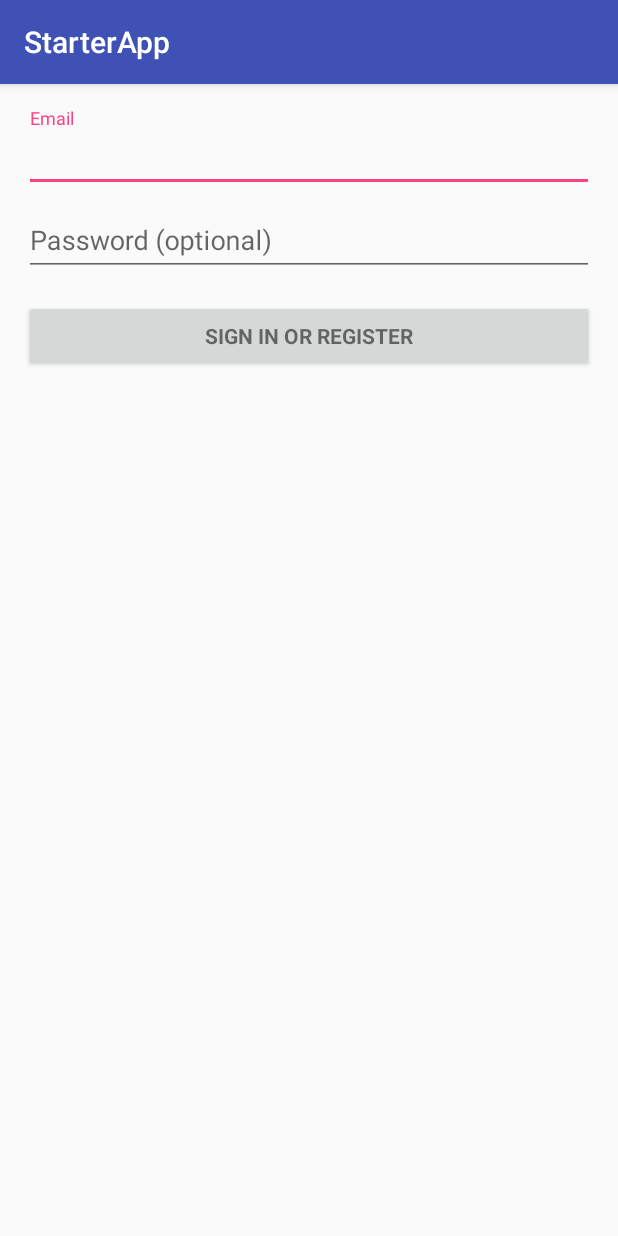
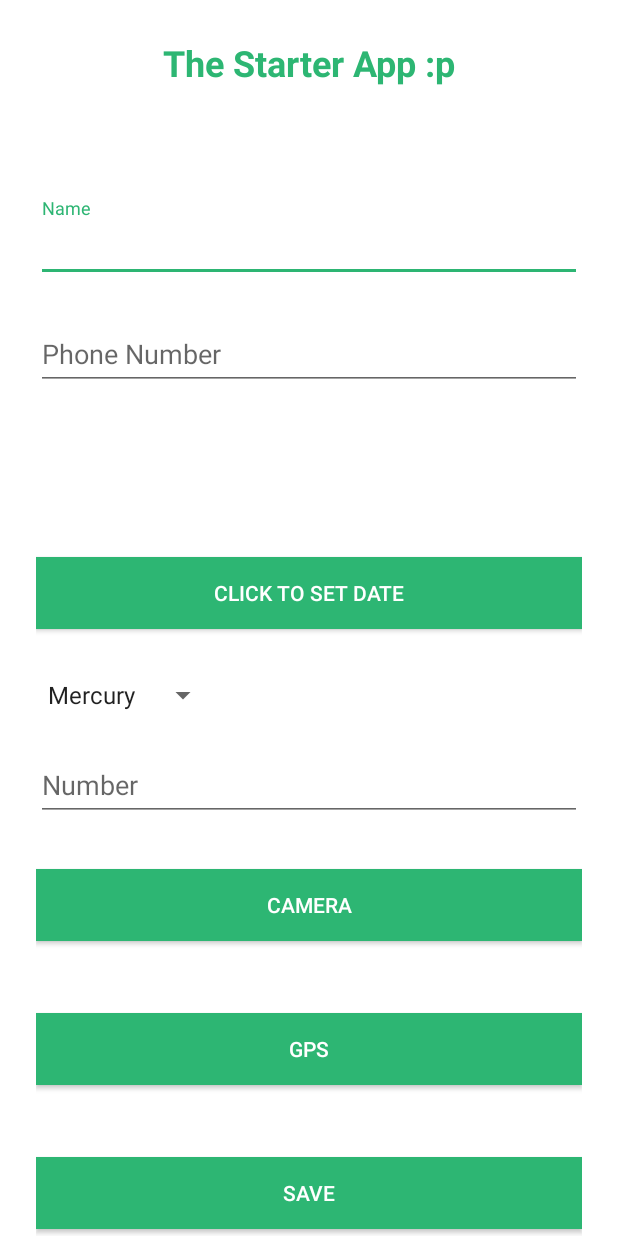
Before and after one commit to renga99/starterapp, an Android app: the screen it shows after launch (LaunchActivity before the commit, MainActivity after it), on a phone screen of 412 x 824 dp. Run offline under Robolectric (Android 15) with nearby library versions, the phone set to English and light mode, and no system bars; libraries missing offline, so code that uses them is left out: com.wdullaer.materialdatetimepicker; 1 statement that could not run was skipped.

Commit message:
date picker changes

```diff
--- a/app/build.gradle
+++ b/app/build.gradle
@@ -27,5 +27,6 @@ dependencies {
     compile 'com.google.android.gms:play-services:8.1.0'
     compile 'com.android.support:design:23.1.1'
     compile 'com.google.code.gson:gson:1.7.2'
+    compile 'com.wdullaer:materialdatetimepicker:2.1.1'
 
 }
--- /dev/null
+++ b/app/src/main/java/com/raina/android/starterapp/ui/MainActivity.java
@@ -0,0 +1,77 @@
+package com.raina.android.starterapp.ui;
+
+import android.content.Intent;
+import android.support.v7.app.AppCompatActivity;
+import android.os.Bundle;
+import android.view.View;
+import android.widget.AdapterView;
+import android.widget.ArrayAdapter;
+import android.widget.Button;
+import android.widget.EditText;
+import android.widget.Spinner;
+import android.widget.TextView;
+
+import com.raina.android.starterapp.R;
+import com.wdullaer.materialdatetimepicker.date.DatePickerDialog;
+
+import java.util.Calendar;
+
+public class MainActivity extends AppCompatActivity implements AdapterView.OnItemSelectedListener, DatePickerDialog.OnDateSetListener {
+
+    TextView dateText;
+    DatePickerDialog dpd;
+    Button button;
+
+    @Override
+    protected void onCreate(Bundle savedInstanceState) {
+        super.onCreate(savedInstanceState);
+        setContentView(R.layout.activity_main);
+
+
+        Spinner spinner = (Spinner) findViewById(R.id.spinner);
+        ArrayAdapter<CharSequence> adapter = ArrayAdapter.createFromResource(this,
+                R.array.planets_array, android.R.layout.simple_spinner_item);
+        adapter.setDropDownViewResource(android.R.layout.simple_spinner_dropdown_item);
+        spinner.setAdapter(adapter);
+        spinner.setOnItemSelectedListener(this);
+
+        Calendar now = Calendar.getInstance();
+        dpd = DatePickerDialog.newInstance(
+                MainActivity.this,
+                now.get(Calendar.YEAR),
+                now.get(Calendar.MONTH),
+                now.get(Calendar.DAY_OF_MONTH)
+        );
+
+         dateText = (TextView) findViewById(R.id.input_date);
+        button = (Button) findViewById(R.id.btn_date);
+        button.setOnClickListener(new View.OnClickListener() {
+
+            @Override
+            public void onClick(View v) {
+
+                dpd.show(getFragmentManager(), "Datepickerdialog");
+            }
+        });
+
+
+    }
+
+
+    public void onItemSelected(AdapterView<?> parent, View view,
+                               int pos, long id) {
+        // An item was selected. You can retrieve the selected item using
+        // parent.getItemAtPosition(pos)
+    }
+
+    public void onNothingSelected(AdapterView<?> parent) {
+        // Another interface callback
+    }
+
+
+    @Override
+    public void onDateSet(DatePickerDialog view, int year, int monthOfYear, int dayOfMonth) {
+        String date = "Date: "+dayOfMonth+"/"+(monthOfYear+1)+"/"+year;
+        dateText.setText(date);
+    }
+}
--- a/app/src/main/res/layout/activity_launch.xml
+++ /dev/null
@@ -1,49 +0,0 @@
-<LinearLayout xmlns:android="http://schemas.android.com/apk/res/android"
-    xmlns:tools="http://schemas.android.com/tools" android:layout_width="match_parent"
-    android:layout_height="match_parent" android:gravity="center_horizontal"
-    android:orientation="vertical" android:paddingBottom="@dimen/activity_vertical_margin"
-    android:paddingLeft="@dimen/activity_horizontal_margin"
-    android:paddingRight="@dimen/activity_horizontal_margin"
-    android:paddingTop="@dimen/activity_vertical_margin" tools:context=".LaunchActivity">
-
-    <!-- Login progress -->
-    <ProgressBar android:id="@+id/login_progress" style="?android:attr/progressBarStyleLarge"
-        android:layout_width="wrap_content" android:layout_height="wrap_content"
-        android:layout_marginBottom="8dp" android:visibility="gone" />
-
-    <ScrollView android:id="@+id/login_form" android:layout_width="match_parent"
-        android:layout_height="match_parent">
-
-        <LinearLayout android:id="@+id/email_login_form" android:layout_width="match_parent"
-            android:layout_height="wrap_content" android:orientation="vertical">
-
-            <android.support.design.widget.TextInputLayout android:layout_width="match_parent"
-                android:layout_height="wrap_content">
-
-                <AutoCompleteTextView android:id="@+id/email" android:layout_width="match_parent"
-                    android:layout_height="wrap_content" android:hint="@string/prompt_email"
-                    android:inputType="textEmailAddress" android:maxLines="1"
-                    android:singleLine="true" />
-
-            </android.support.design.widget.TextInputLayout>
-
-            <android.support.design.widget.TextInputLayout android:layout_width="match_parent"
-                android:layout_height="wrap_content">
-
-                <EditText android:id="@+id/password" android:layout_width="match_parent"
-                    android:layout_height="wrap_content" android:hint="@string/prompt_password"
-                    android:imeActionId="@+id/login"
-                    android:imeActionLabel="@string/action_sign_in_short"
-                    android:imeOptions="actionUnspecified" android:inputType="textPassword"
-                    android:maxLines="1" android:singleLine="true" />
-
-            </android.support.design.widget.TextInputLayout>
-
-            <Button android:id="@+id/email_sign_in_button" style="?android:textAppearanceSmall"
-                android:layout_width="match_parent" android:layout_height="wrap_content"
-                android:layout_marginTop="16dp" android:text="@string/action_sign_in"
-                android:textStyle="bold" />
-
-        </LinearLayout>
-    </ScrollView>
-</LinearLayout>
--- /dev/null
+++ b/app/src/main/res/layout/activity_main.xml
@@ -0,0 +1,143 @@
+<?xml version="1.0" encoding="utf-8"?>
+<ScrollView xmlns:android="http://schemas.android.com/apk/res/android"
+    android:layout_width="match_parent"
+    android:layout_height="match_parent"
+    android:background="@color/colorWhite"
+    android:fitsSystemWindows="true"
+    >
+
+    <LinearLayout
+        android:orientation="vertical"
+        android:layout_width="match_parent"
+        android:layout_height="wrap_content"
+        android:paddingTop="25dp"
+        android:paddingLeft="24dp"
+        android:paddingRight="24dp">
+
+        <TextView android:id="@+id/starter"
+            android:layout_width="match_parent"
+            android:layout_height="wrap_content"
+            android:layout_marginBottom="24dp"
+            android:text="@string/starter"
+            android:textColor="@color/colorPrimaryDark"
+            android:textStyle="bold"
+            android:gravity="center"
+            android:textSize="24dp"/>
+
+        <android.support.design.widget.TextInputLayout
+            android:layout_width="match_parent"
+            android:layout_height="wrap_content"
+            android:layout_marginTop="50dp"
+            android:layout_marginBottom="8dp">
+            <EditText android:id="@+id/input_name"
+                android:layout_width="match_parent"
+                android:layout_height="wrap_content"
+                android:inputType="textPersonName"
+                android:hint="@string/name" />
+        </android.support.design.widget.TextInputLayout>
+
+
+        <android.support.design.widget.TextInputLayout
+            android:layout_width="match_parent"
+            android:layout_height="wrap_content"
+            android:layout_marginTop="8dp"
+            android:layout_marginBottom="8dp">
+            <EditText android:id="@+id/input_phone"
+                android:layout_width="match_parent"
+                android:layout_height="wrap_content"
+                android:inputType="phone"
+                android:hint="@string/phone"/>
+        </android.support.design.widget.TextInputLayout>
+
+        <android.support.design.widget.TextInputLayout
+            android:layout_width="match_parent"
+            android:layout_height="wrap_content"
+            android:layout_marginTop="15dp"
+            android:layout_marginBottom="15dp">
+        <TextView android:id="@+id/input_date"
+            android:layout_width="match_parent"
+            android:layout_height="wrap_content"
+            android:textColor="@color/colorBlack"
+            android:layout_marginTop="8dp"
+            android:layout_marginBottom="8dp"
+            android:textSize="24dp"
+            />
+        </android.support.design.widget.TextInputLayout>
+
+        <android.support.v7.widget.AppCompatButton
+            android:id="@+id/btn_date"
+            android:layout_width="match_parent"
+            android:layout_height="wrap_content"
+            android:layout_marginTop="24dp"
+            android:layout_marginBottom="24dp"
+            android:padding="12dp"
+            android:text="@string/Date"
+            android:textColor="@color/colorWhite"
+            android:background="@color/colorPrimaryDark"/>
+
+        <Spinner
+            android:layout_width="wrap_content"
+            android:layout_height="wrap_content"
+            android:id="@+id/spinner"
+            android:layout_marginTop="8dp"
+            android:layout_marginBottom="8dp"/>
+
+        <android.support.design.widget.TextInputLayout
+            android:layout_width="match_parent"
+            android:layout_height="wrap_content"
+            android:layout_marginTop="8dp"
+            android:layout_marginBottom="8dp">
+            <EditText android:id="@+id/input_number"
+                android:layout_width="match_parent"
+                android:layout_height="wrap_content"
+                android:inputType="number"
+                android:hint="@string/number"/>
+        </android.support.design.widget.TextInputLayout>
+
+        <android.support.v7.widget.AppCompatButton
+            android:id="@+id/btn_camera"
+            android:layout_width="match_parent"
+            android:layout_height="wrap_content"
+            android:layout_marginTop="24dp"
+            android:layout_marginBottom="24dp"
+            android:padding="12dp"
+            android:text="@string/camera"
+            android:textColor="@color/colorWhite"
+            android:background="@color/colorPrimaryDark"/>
+
+        <android.support.v7.widget.AppCompatButton
+            android:id="@+id/btn_gps"
+            android:layout_width="match_parent"
+            android:layout_height="wrap_content"
+            android:layout_marginTop="24dp"
+            android:layout_marginBottom="24dp"
+            android:padding="12dp"
+            android:text="@string/gps"
+            android:textColor="@color/colorWhite"
+            android:background="@color/colorPrimaryDark"/>
+
+        <android.support.v7.widget.AppCompatButton
+            android:id="@+id/btn_save"
+            android:layout_width="match_parent"
+            android:layout_height="wrap_content"
+            android:layout_marginTop="24dp"
+            android:layout_marginBottom="24dp"
+            android:padding="12dp"
+            android:text="@string/save"
+            android:textColor="@color/colorWhite"
+            android:background="@color/colorPrimaryDark"/>
+
+        <android.support.v7.widget.AppCompatButton
+            android:id="@+id/btn_upload"
+            android:layout_width="match_parent"
+            android:layout_height="wrap_content"
+            android:layout_marginTop="24dp"
+            android:layout_marginBottom="24dp"
+            android:padding="12dp"
+            android:text="@string/upload"
+            android:textColor="@color/colorWhite"
+            android:background="@color/colorPrimaryDark"/>
+
+
+    </LinearLayout>
+</ScrollView>
--- /dev/null
+++ b/app/src/main/res/values-w820dp/dimens.xml
@@ -0,0 +1,6 @@
+<resources>
+    <!-- Example customization of dimensions originally defined in res/values/dimens.xml
+         (such as screen margins) for screens with more than 820dp of available width. This
+         would include 7" and 10" devices in landscape (~960dp and ~1280dp respectively). -->
+    <dimen name="activity_horizontal_margin">64dp</dimen>
+</resources>
--- a/app/src/main/res/values/colors.xml
+++ b/app/src/main/res/values/colors.xml
@@ -1,6 +1,16 @@
 <?xml version="1.0" encoding="utf-8"?>
 <resources>
-    <color name="colorPrimary">#3F51B5</color>
-    <color name="colorPrimaryDark">#303F9F</color>
-    <color name="colorAccent">#FF4081</color>
+    <color name="colorPrimary">#2DB573</color>
+    <color name="colorPrimaryDark">#2DB673</color>
+    <color name="colorAccent">#2DB573</color>
+
+    <color name="colorGrey">#555555</color>
+    <color name="colorAsh">#DDDDDD</color>
+    <color name="colorWhite">#FFFFFF</color>
+    <color name="colorLight">#FAFAFA</color>
+    <color name="colorBlack">#232323</color>
+    <color name="colorDarkGrey">#777777</color>
+
+    <color name="mdtp_accent_color">#2DB573</color>
+    <color name="mdtp_accent_color_dark">#2DB673</color>
 </resources>
--- a/app/src/main/res/values/strings.xml
+++ b/app/src/main/res/values/strings.xml
@@ -1,16 +1,21 @@
 <resources>
     <string name="app_name">StarterApp</string>
 
-    <!-- Strings related to login -->
-    <string name="prompt_email">Email</string>
-    <string name="prompt_password">Password (optional)</string>
-    <string name="action_sign_in">Sign in or register</string>
-    <string name="action_sign_in_short">Sign in</string>
-    <string name="error_invalid_email">This email address is invalid</string>
-    <string name="error_invalid_password">This password is too short</string>
-    <string name="error_incorrect_password">This password is incorrect</string>
-    <string name="error_field_required">This field is required</string>
-    <string name="permission_rationale">"Contacts permissions are needed for providing email
-        completions."
-    </string>
+    <string name="name">Name</string>
+    <string name="phone">Phone Number</string>
+    <string name="Date">Click to set date</string>
+    <string name="Type">Type</string>
+    <string name="number">Number</string>
+    <string name="camera">camera</string>
+    <string name="gps">gps</string>
+    <string name="save">save</string>
+    <string name="upload">upload</string>
+    <string name="starter">The Starter App :p</string>
+
+        <string-array name="planets_array">
+            <item>Mercury</item>
+            <item>Venus</item>
+            <item>Earth</item>
+        </string-array>
+
 </resources>
--- a/app/src/main/res/values/styles.xml
+++ b/app/src/main/res/values/styles.xml
@@ -1,11 +1,17 @@
 <resources>
 
-    <!-- Base application theme. -->
     <style name="AppTheme" parent="Theme.AppCompat.Light.DarkActionBar">
         <!-- Customize your theme here. -->
         <item name="colorPrimary">@color/colorPrimary</item>
         <item name="colorPrimaryDark">@color/colorPrimaryDark</item>
         <item name="colorAccent">@color/colorAccent</item>
     </style>
+    <style name="AppTheme.NoActionBar">
+        <item name="windowActionBar">false</item>
+        <item name="windowNoTitle">true</item>
+    </style>
+    <style name="AppTheme.AppBarOverlay" parent="ThemeOverlay.AppCompat.Dark.ActionBar" />
+    <style name="AppTheme.PopupOverlay" parent="ThemeOverlay.AppCompat.Light" />
+
 
 </resources>
```
Also changed, not shown: app/src/main/AndroidManifest.xml (+4 -6 lines), app/src/main/java/com/raina/android/starterapp/ui/LaunchActivity.java (deleted, +0 -351 lines), 2 other files.
